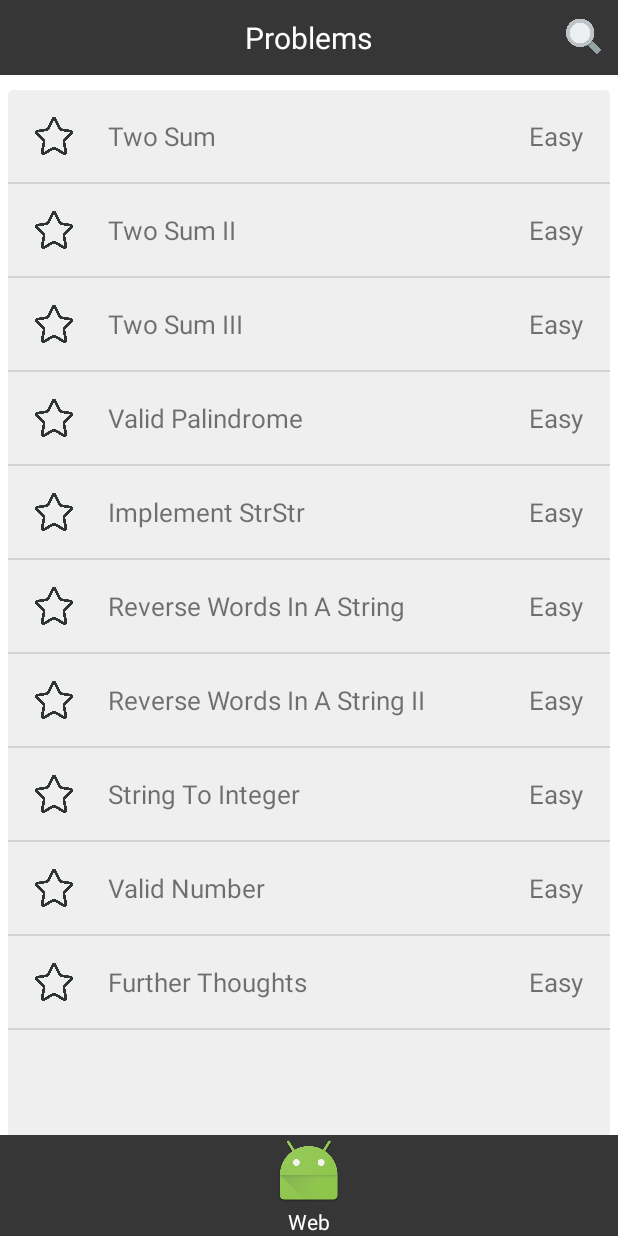
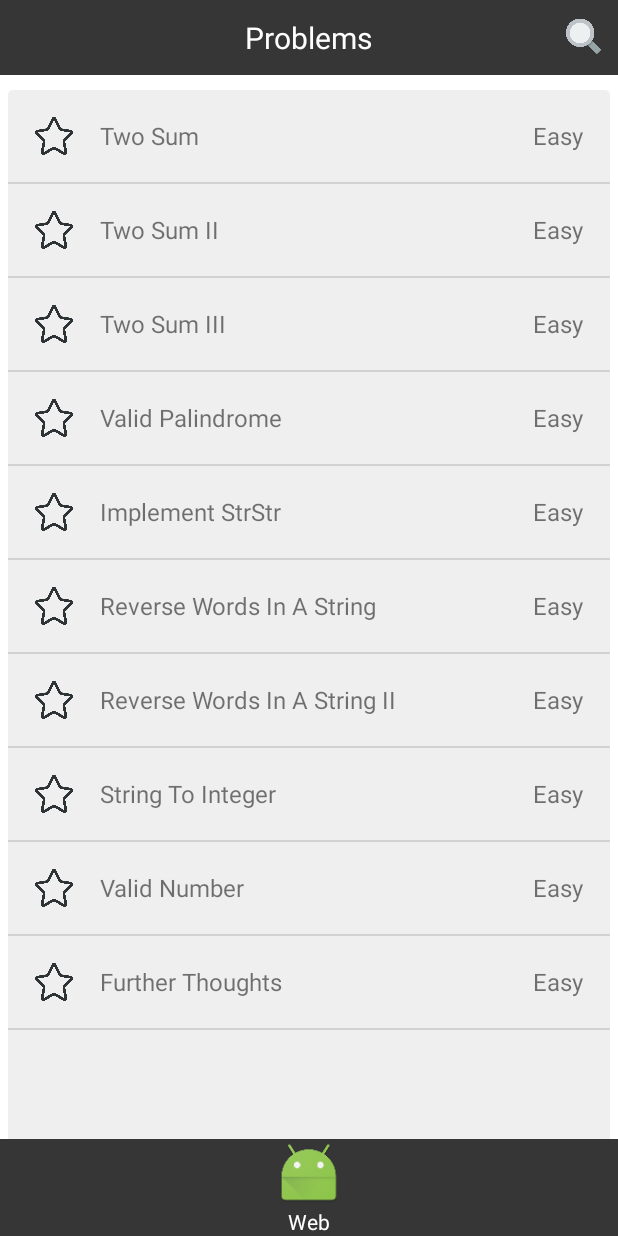
Before and after one commit to kennybill2014/Leetroid, an Android app: the screen it shows after launch (MainActivity), on a phone screen of 412 x 824 dp. Run offline under Robolectric (Android 15) with nearby library versions, the phone set to English and light mode, and no system bars.

Commit message:
Modify problem item size

```diff
--- a/app/src/main/java/joey/com/leetroid/MainActivity.java
+++ b/app/src/main/java/joey/com/leetroid/MainActivity.java
@@ -46,7 +46,6 @@ public class MainActivity extends FragmentActivity {
 
     private void initView() {
         System.out.println("Init Views in MainActivity");
-        //mFragmentTabHost = (FragmentTabHost) findViewById(android.R.id.tabhost);
         mFragmentTabHost = (FragmentTabHost) findViewById(R.id.tab_host);
         mFragmentTabHost.setup(this, getSupportFragmentManager(), R.id.frame_container);
 
@@ -54,6 +53,7 @@ public class MainActivity extends FragmentActivity {
                 "MainList", R.mipmap.ic_launcher), MainListContainerFragment.class, null);
         mFragmentTabHost.addTab(getIndicator(MainActivity.this, mFragmentTabHost.newTabSpec(TAB_TWO_TAG), "#363636",
                 "Web", R.mipmap.ic_launcher), WebContainerFragment.class, null);
+        mFragmentTabHost.getTabWidget().setDividerDrawable(null); // Remove the divider
     }
 
     private TabHost.TabSpec getIndicator(Context context, TabHost.TabSpec spec,
--- a/app/src/main/res/layout/problem_list_item.xml
+++ b/app/src/main/res/layout/problem_list_item.xml
@@ -19,7 +19,7 @@
         android:layout_centerVertical="true"
         android:layout_alignParentRight="true"
         android:layout_marginRight="18dp"
-        android:textSize="17dp"
+        android:textSize="16dp"
         />
     <TextView
         android:layout_toRightOf="@id/problem_region_star"
@@ -28,7 +28,6 @@
         android:id="@+id/problem_region_title"
         android:layout_width="wrap_content"
         android:layout_height="wrap_content"
-        android:layout_marginLeft="5dp"
-        android:textSize="17dp"
+        android:textSize="16dp"
         />
 </joey.com.leetroid.ProblemListItemView>
--- a/app/src/main/res/layout/tab_item.xml
+++ b/app/src/main/res/layout/tab_item.xml
@@ -3,8 +3,9 @@
     android:layout_width="match_parent" android:layout_height="match_parent">
     <ImageView
         android:id="@+id/tab_image"
-        android:layout_height="wrap_content"
-        android:layout_width="wrap_content"
+        android:layout_height="45dp"
+        android:layout_width="45dp"
+        android:scaleType="fitXY"
         android:layout_centerHorizontal="true"
         >
     </ImageView>
@@ -14,7 +15,6 @@
         android:layout_height="wrap_content"
         android:layout_width="wrap_content"
         android:layout_centerHorizontal="true"
-        android:text="你好"
         android:textColor="#ffffff"
         >
     </TextView>
```
Also changed, not shown: app/src/main/res/layout/web_fragment.xml (+7 -0 lines).
